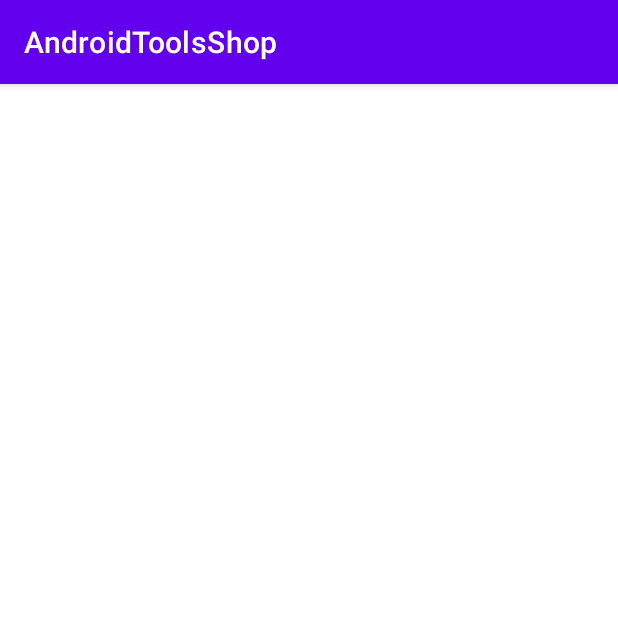
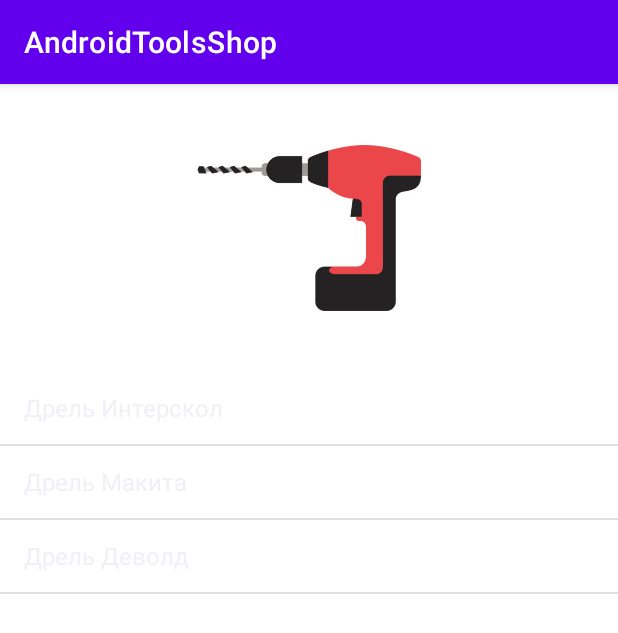
Before and after one commit to Chiga754/android-tools-shop, an Android app: the DrillCategoryActivity screen opened directly, with no data from a screen before it, on a phone screen of 412 x 824 dp. Shown: the top 633 px of the screen. Run offline under Robolectric (Android 15) with nearby library versions, the phone set to English and light mode, and no system bars.

Commit message:
adapter ListView

```diff
--- a/app/src/main/AndroidManifest.xml
+++ b/app/src/main/AndroidManifest.xml
@@ -14,6 +14,9 @@
         android:theme="@style/Theme.AndroidToolsShop"
         tools:targetApi="31">
         <activity
+            android:name=".DrillDetailActivity"
+            android:exported="false" />
+        <activity
             android:name=".DrillCategoryActivity"
             android:exported="false" />
         <activity
--- /dev/null
+++ b/app/src/main/java/com/example/androidtoolsshop/Drill.java
@@ -0,0 +1,33 @@
+package com.example.androidtoolsshop;
+
+import androidx.annotation.NonNull;
+
+public class Drill {
+    private String title;
+    private String description;
+    private int imageId;
+
+    public Drill(String title, String description, int imageId) {
+        this.title = title;
+        this.description = description;
+        this.imageId = imageId;
+    }
+
+    public String getTitle() {
+        return title;
+    }
+
+    public String getDescription() {
+        return description;
+    }
+
+    public int getImageId() {
+        return imageId;
+    }
+
+    @NonNull
+    @Override
+    public String toString() {
+        return title;
+    }
+}
--- a/app/src/main/java/com/example/androidtoolsshop/DrillCategoryActivity.java
+++ b/app/src/main/java/com/example/androidtoolsshop/DrillCategoryActivity.java
@@ -2,21 +2,47 @@ package com.example.androidtoolsshop;
 
 import androidx.appcompat.app.AppCompatActivity;
 
+import android.content.Intent;
 import android.os.Bundle;
 import android.util.Log;
 import android.view.View;
 import android.widget.AdapterView;
+import android.widget.ArrayAdapter;
 import android.widget.Button;
 import android.widget.ListView;
 import android.widget.TextView;
 import android.widget.Toast;
 
+import java.util.ArrayList;
+
 public class DrillCategoryActivity extends AppCompatActivity {
+
+    private ListView listView;
+    private ArrayList<Drill> drills;
 
     @Override
     protected void onCreate(Bundle savedInstanceState) {
         super.onCreate(savedInstanceState);
         setContentView(R.layout.activity_drill_category);
+        listView = findViewById(R.id.listViewDrills);
+        drills = new ArrayList<>();
+        drills.add(new Drill(getString(R.string.drill_interskol_title), getString(R.string.drill_interskol_info), R.drawable.interskol));
+        drills.add(new Drill(getString(R.string.drill_makita_title), getString(R.string.drill_makita_info), R.drawable.makita));
+        drills.add(new Drill(getString(R.string.drill_dewalt_title), getString(R.string.drill_dewalt_info), R.drawable.dewalt));
+        ArrayAdapter<Drill> adapter = new ArrayAdapter<>(getApplicationContext(), android.R.layout.simple_list_item_1, drills);
+        listView.setAdapter(adapter);
+
+        listView.setOnItemClickListener(new AdapterView.OnItemClickListener() {
+            @Override
+            public void onItemClick(AdapterView<?> adapterView, View view, int i, long l) {
+                Drill drill = drills.get(i);
+                Intent intent = new Intent(getApplicationContext(), DrillDetailActivity.class);
+                intent.putExtra("title", drill.getTitle());
+                intent.putExtra("description", drill.getDescription());
+                intent.putExtra("imageId", drill.getImageId());
+                startActivity(intent);
+            }
+        });
 
     }
 }
--- a/app/src/main/res/layout/activity_drill_category.xml
+++ b/app/src/main/res/layout/activity_drill_category.xml
@@ -6,4 +6,30 @@
     android:layout_height="match_parent"
     tools:context=".DrillCategoryActivity">
 
+    <ImageView
+        android:id="@+id/drillLogo"
+        android:layout_width="0dp"
+        android:layout_height="0dp"
+        android:src="@drawable/drill_logo"
+        app:layout_constraintBottom_toBottomOf="@+id/guideline3"
+        app:layout_constraintStart_toStartOf="parent"
+        app:layout_constraintEnd_toEndOf="parent"
+        app:layout_constraintTop_toTopOf="parent"
+        android:contentDescription="@string/description_imageView_drill"/>
+
+    <androidx.constraintlayout.widget.Guideline
+        android:id="@+id/guideline3"
+        android:layout_width="match_parent"
+        android:layout_height="wrap_content"
+        android:orientation="horizontal"
+        app:layout_constraintGuide_percent="0.25"/>
+
+    <ListView
+        android:id="@+id/listViewDrills"
+        android:layout_width="match_parent"
+        android:layout_height="0dp"
+        app:layout_constraintStart_toStartOf="parent"
+        app:layout_constraintEnd_toEndOf="parent"
+        app:layout_constraintBottom_toBottomOf="parent"
+        app:layout_constraintTop_toBottomOf="@id/guideline3"/>
 </androidx.constraintlayout.widget.ConstraintLayout>
--- a/app/src/main/res/values/strings.xml
+++ b/app/src/main/res/values/strings.xml
@@ -1,5 +1,6 @@
 <resources>
     <string name="app_name">AndroidToolsShop</string>
+    <string name="description_imageView_drill">Логотип дрели</string>
 
 
     <string-array name="tools">
@@ -8,15 +9,11 @@
         <item>Балгарки</item>
     </string-array>
 
+    <string name="drill_interskol_title">Дрель Интерскол</string>
+    <string name="drill_makita_title">Дрель Макита</string>
+    <string name="drill_dewalt_title">Дрель Деволд</string>
 
-    <string-array name="test">
-        <item>test1</item>
-        <item>test2</item>
-        <item>test3</item>
-        <item>test4</item>
-        <item>test5</item>
-        <item>test6</item>
-        <item>test7</item>
-    </string-array>
-
+    <string name="drill_interskol_info">Дрель Интерскол инфо</string>
+    <string name="drill_makita_info">Дрель Макита инфо</string>
+    <string name="drill_dewalt_info">Дрель Деволд инфо</string>
 </resources>
```
Also changed, not shown: app/src/main/java/com/example/androidtoolsshop/DrillDetailActivity.java (added, +16 -0 lines), app/src/main/res/layout/activity_drill_detail.xml (added, +9 -0 lines), app/src/main/res/drawable-v24/dewalt.jpg (added), app/src/main/res/drawable-v24/drill_logo.jpg (added), app/src/main/res/drawable-v24/interskol.jpg (added), app/src/main/res/drawable-v24/makita.jpg (added).
